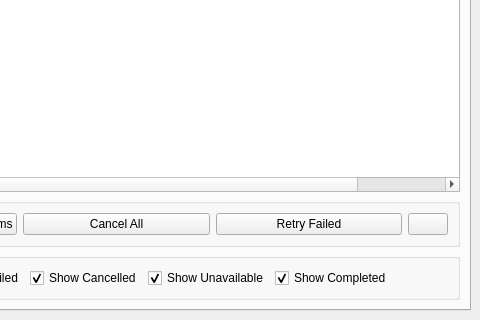
First picture: the form in src/onthespot/gui/qtui/main.ui, repository moddroid94/onthespot, before the edit; both pictures show x 203 to 683 and y 207 to 527 of the 683 by 527 pixel window.
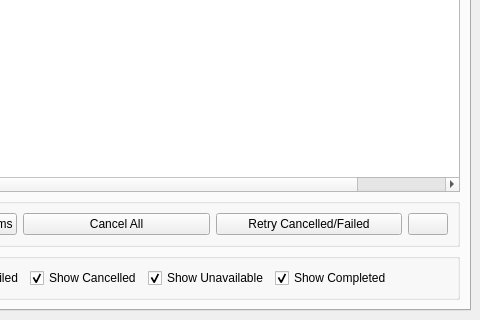
Second picture: the form after the edit. The open tabs and pages were chosen to show the change. Icons and pictures are not drawn.

Commit message: add option to retry cancelled and failed items

Diff of the .ui file:
```diff
--- a/src/onthespot/gui/qtui/main.ui
+++ b/src/onthespot/gui/qtui/main.ui
@@ -533,7 +533,7 @@
            <item>
             <widget class="QPushButton" name="btn_progress_retry_all">
              <property name="text">
-              <string>Retry Failed</string>
+              <string>Retry Cancelled/Failed</string>
              </property>
             </widget>
            </item>
```
Left out of the diff: 6 changed lines with no effect on the pictures. The commit also changes 1 other file.
